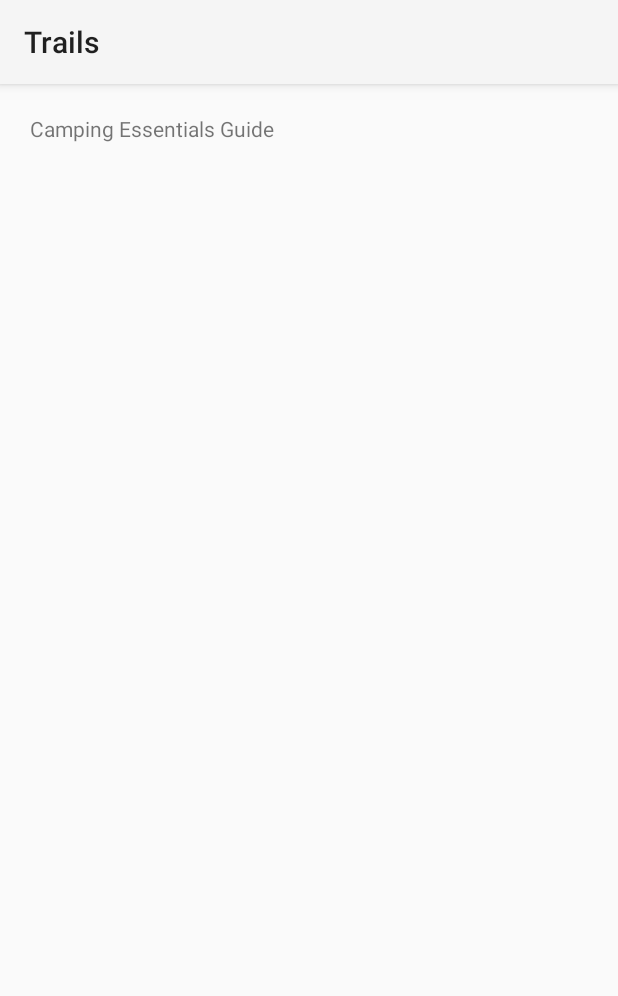
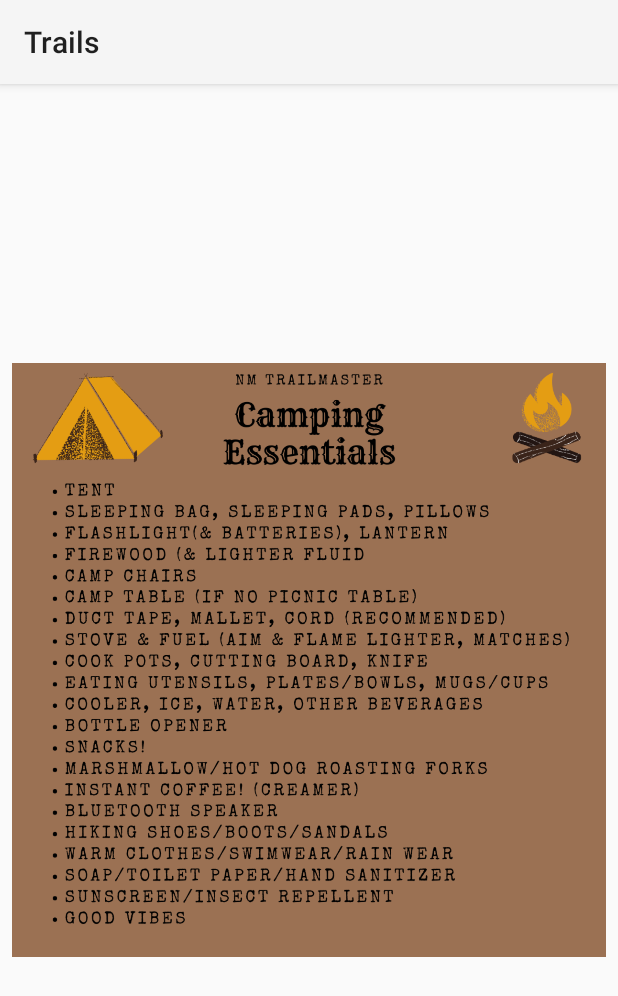
Before and after one commit to jdrake16/trails, an Android app: the Activity13 screen opened directly, with no data from a screen before it, on a phone screen of 412 x 824 dp. Shown: the top 996 px of the screen. Run offline under Robolectric (Android 15) with nearby library versions, the phone set to English and light mode, and no system bars.

Commit message:
Added Camp Essentials guide.

```diff
--- a/app/src/main/res/layout/activity_13.xml
+++ b/app/src/main/res/layout/activity_13.xml
@@ -4,12 +4,14 @@
   android:layout_height="match_parent"
   android:orientation="vertical">
 
-  <TextView
-    android:id="@+id/campinfo"
-    android:layout_width="match_parent"
-    android:layout_height="wrap_content"
-    android:text="Camping Essentials Guide"
-    android:layout_margin="20dp"
+  <ImageView
+    android:id="@+id/campstuff"
+    android:layout_width="wrap_content"
+    android:layout_height="match_parent"
+    android:src="@drawable/camping_essentials"
+    android:scaleType="centerInside"
+    android:adjustViewBounds="true"
+    android:layout_margin="8dp"
     />
 
 
```
Also changed, not shown: app/src/main/res/drawable/camping_essentials.png (added).
